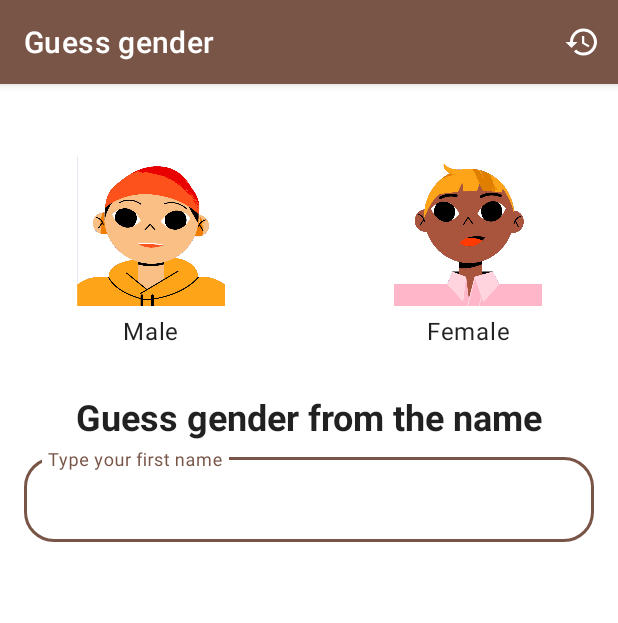
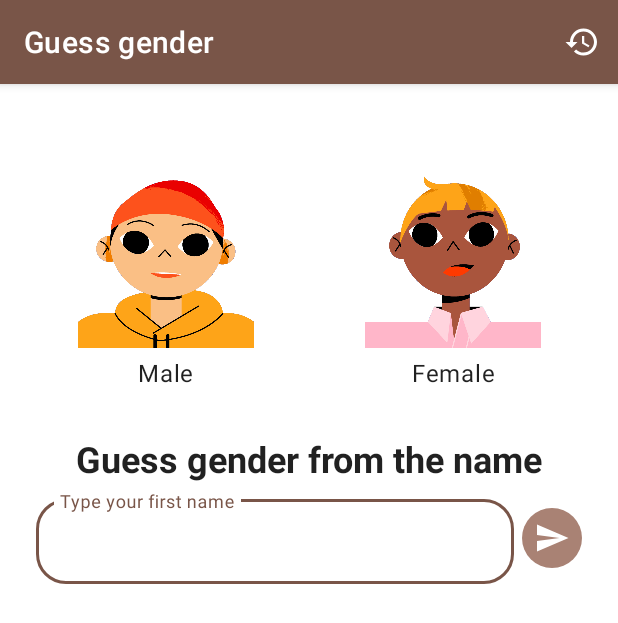
Before and after one commit to yogadwiprasetyo/Guess-gender-app, an Android app: the screen it shows after launch (MainActivity), on a phone screen of 412 x 824 dp. Shown: the top 623 px of the screen. Run offline under Robolectric (Android 15) with nearby library versions, the phone set to English and light mode, and no system bars; our stand-ins replace Room's generated code, navigation-ui.

Commit message:
Add image button to the layout and auto indent files

```diff
--- /dev/null
+++ b/app/src/main/res/drawable/ic_send.xml
@@ -0,0 +1,5 @@
+<vector android:autoMirrored="true" android:height="24dp"
+    android:tint="#FFFFFF" android:viewportHeight="24"
+    android:viewportWidth="24" android:width="24dp" xmlns:android="http://schemas.android.com/apk/res/android">
+    <path android:fillColor="@android:color/white" android:pathData="M2.01,21L23,12 2.01,3 2,10l15,2 -15,2z"/>
+</vector>
--- /dev/null
+++ b/app/src/main/res/drawable/roundcorner.xml
@@ -0,0 +1,5 @@
+<?xml version="1.0" encoding="utf-8"?>
+<shape xmlns:android="http://schemas.android.com/apk/res/android">
+    <solid android:color="?attr/colorPrimaryVariant"/>
+    <corners android:radius="20dp"/>
+</shape>
--- a/app/src/main/res/layout/fragment_guess_gender.xml
+++ b/app/src/main/res/layout/fragment_guess_gender.xml
@@ -4,17 +4,18 @@
     xmlns:tools="http://schemas.android.com/tools"
     android:layout_width="match_parent"
     android:layout_height="match_parent"
+    android:layout_margin="16dp"
     tools:context=".ui.GuessGenderFragment">
 
     <androidx.constraintlayout.widget.ConstraintLayout
         android:layout_width="match_parent"
         android:layout_height="wrap_content"
-        android:layout_margin="16dp">
+        android:padding="8dp">
 
         <ImageView
             android:id="@+id/iv_male"
-        android:layout_width="100dp"
-        android:layout_height="100dp"
+            android:layout_width="120dp"
+            android:layout_height="120dp"
             android:layout_marginTop="32dp"
             android:contentDescription="@string/icon_character"
             android:src="@drawable/male_one"
@@ -34,8 +35,8 @@
 
         <ImageView
             android:id="@+id/iv_female"
-        android:layout_width="100dp"
-        android:layout_height="100dp"
+            android:layout_width="120dp"
+            android:layout_height="120dp"
             android:layout_marginTop="32dp"
             android:contentDescription="@string/icon_character"
             android:src="@drawable/female_two"
@@ -67,36 +68,51 @@
         <com.google.android.material.textfield.TextInputLayout
             android:id="@+id/textField"
             style="@style/Widget.MaterialComponents.TextInputLayout.OutlinedBox"
-        android:layout_width="match_parent"
+            android:layout_width="0dp"
             android:layout_height="wrap_content"
             android:layout_marginTop="5dp"
+            android:layout_marginEnd="5dp"
             android:hint="@string/hint_input_name"
             app:boxCornerRadiusBottomEnd="20dp"
             app:boxCornerRadiusBottomStart="20dp"
             app:boxCornerRadiusTopEnd="20dp"
             app:boxCornerRadiusTopStart="20dp"
-        app:layout_constraintEnd_toEndOf="parent"
+            app:layout_constraintEnd_toStartOf="@id/ib_send_name"
             app:layout_constraintStart_toStartOf="parent"
             app:layout_constraintTop_toBottomOf="@id/tv_label_input">
 
             <com.google.android.material.textfield.TextInputEditText
                 android:layout_width="match_parent"
                 android:layout_height="wrap_content"
-            android:imeOptions="actionSearch"
+                android:imeOptions="actionSend"
                 android:maxLines="1" />
         </com.google.android.material.textfield.TextInputLayout>
 
+        <ImageButton
+            android:id="@+id/ib_send_name"
+            android:layout_width="wrap_content"
+            android:layout_height="wrap_content"
+            android:background="@drawable/roundcorner"
+            android:backgroundTint="?attr/colorPrimaryVariant"
+            android:contentDescription="@string/send_icon"
+            android:padding="8dp"
+            android:src="@drawable/ic_send"
+            app:layout_constraintBottom_toBottomOf="@id/textField"
+            app:layout_constraintEnd_toEndOf="parent"
+            app:layout_constraintTop_toTopOf="@id/textField" />
+
         <ImageView
             android:id="@+id/iv_result"
-        android:layout_width="80dp"
-        android:layout_height="80dp"
+            android:layout_width="100dp"
+            android:layout_height="100dp"
             android:layout_marginTop="30dp"
             android:contentDescription="@string/icon_character"
             android:visibility="gone"
-        app:layout_constraintEnd_toEndOf="@id/textField"
+            app:layout_constraintEnd_toEndOf="@id/ib_send_name"
             app:layout_constraintStart_toStartOf="@id/textField"
             app:layout_constraintTop_toBottomOf="@id/textField"
-        tools:src="@drawable/male_one" />
+            tools:src="@drawable/male_one"
+            tools:visibility="visible" />
 
         <TextView
             android:id="@+id/tv_result_gender"
@@ -108,7 +124,9 @@
             android:visibility="gone"
             app:layout_constraintEnd_toEndOf="@id/iv_result"
             app:layout_constraintStart_toStartOf="@id/iv_result"
-        app:layout_constraintTop_toBottomOf="@id/iv_result" />
+            app:layout_constraintTop_toBottomOf="@id/iv_result"
+            tools:text="@string/result_gender"
+            tools:visibility="visible" />
 
         <TextView
             android:id="@+id/tv_result_description"
@@ -119,7 +137,9 @@
             android:visibility="gone"
             app:layout_constraintEnd_toEndOf="@id/tv_result_gender"
             app:layout_constraintStart_toStartOf="@id/tv_result_gender"
-        app:layout_constraintTop_toBottomOf="@id/tv_result_gender" />
+            app:layout_constraintTop_toBottomOf="@id/tv_result_gender"
+            tools:text="@string/result_description"
+            tools:visibility="visible" />
 
         <ProgressBar
             android:id="@+id/pb_loading"
@@ -130,6 +150,5 @@
             app:layout_constraintEnd_toEndOf="parent"
             app:layout_constraintStart_toStartOf="parent"
             app:layout_constraintTop_toBottomOf="@id/textField" />
-
     </androidx.constraintlayout.widget.ConstraintLayout>
 </ScrollView>
--- a/app/src/main/res/values/strings.xml
+++ b/app/src/main/res/values/strings.xml
@@ -17,4 +17,5 @@
     <string name="alert_message">All history will be permanently deleted and cannot be restored.</string>
     <string name="alert_yes">Delete</string>
     <string name="alert_no">Cancel</string>
+    <string name="send_icon">Send icon</string>
 </resources>
```
Lines whose indentation alone changed are shown as unchanged.
